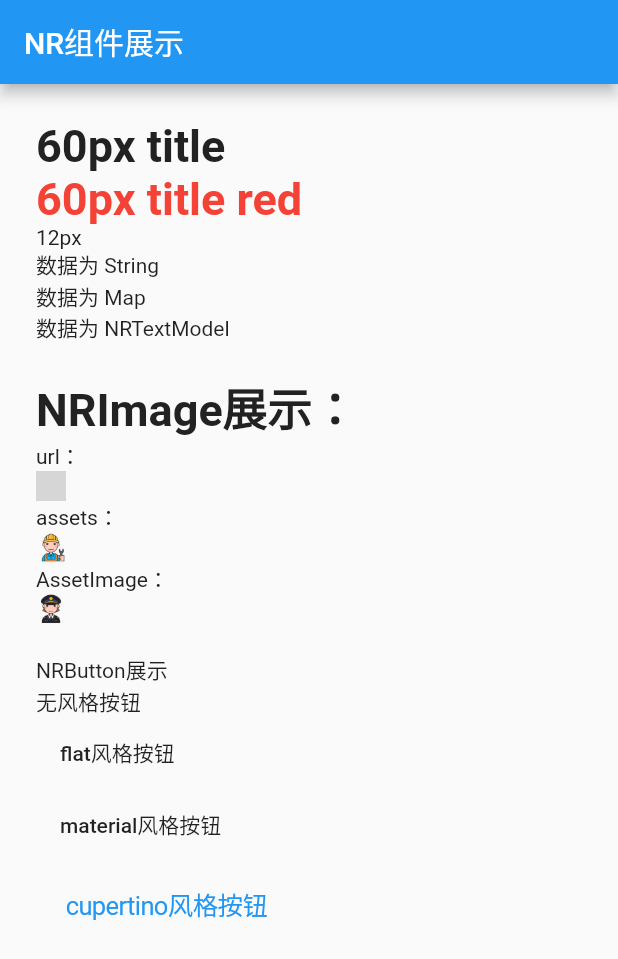
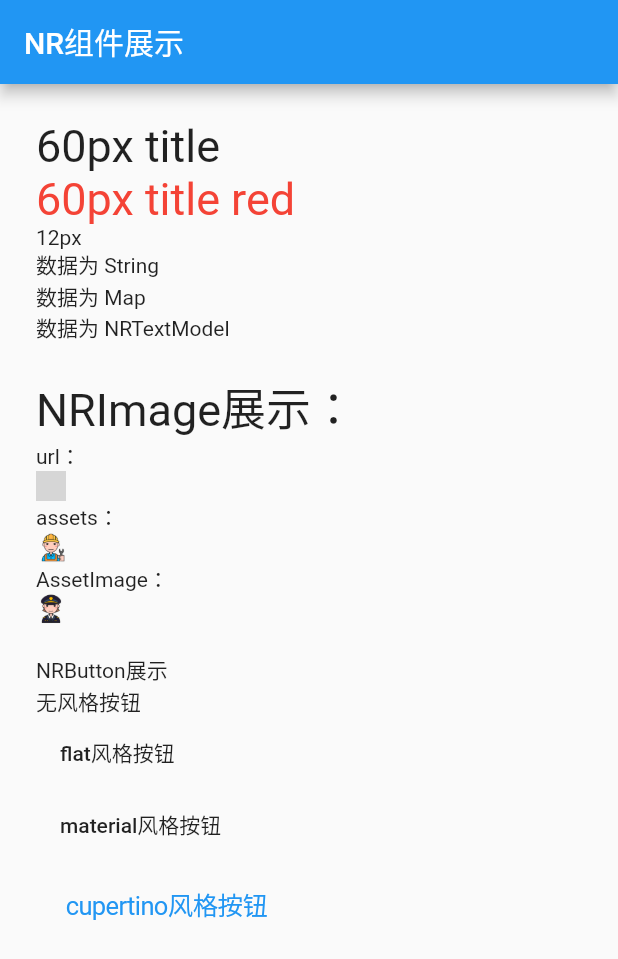
Before and after one commit to Zhayanyu/flutter_util, a Flutter app: the screen it shows after launch, on a phone screen of 412 x 824 dp. Shown: the top 959 px of the screen. Run offline on Flutter 3.47's test engine with Material 2 defaults, Android fonts, the phone set to English and light mode, and no system bars; drawn by our look-alikes of cached_network_image; generated files the repository leaves out were written again; network calls fail; grey boxes are pictures that could not be loaded.

Commit message:
flutter_util 0.1.3版本

```diff
--- a/example/lib/main.dart
+++ b/example/lib/main.dart
@@ -34,7 +34,7 @@ class _MyAppState extends State<MyApp> {
                 crossAxisAlignment: CrossAxisAlignment.start,
                 children: <Widget>[
                   NRText.title('60px title'),
-                  NRText.title('60px title red',textStyle: TextStyle(color: Colors.red),),
+                  NRText.title('60px title red',style: TextStyle(color: Colors.red),),
                   NRText.body1('12px'),
                   NRText('数据为 String'),
                   NRText({'text': '数据为 Map'}),
@@ -66,10 +66,10 @@ class _MyAppState extends State<MyApp> {
                       child: NRText('material风格按钮'),
                       onPressed: () {},
                       model: NRButtonModel(type: ButtonStyleType.material)),
-                  NRButton(
+                  NRButton.cupertino(
                       child: NRText('cupertino风格按钮'),
                       onPressed: () {},
-                      model: NRButtonModel(type: ButtonStyleType.cupertino)),
+                  ),
                 ],
               ),
             ),
--- a/lib/src/models/button_model.dart
+++ b/lib/src/models/button_model.dart
@@ -15,7 +15,7 @@ enum ButtonStyleType {
 
 @JsonSerializable(includeIfNull: false)
 class NRButtonModel {
-  NRButtonModel({
+  const NRButtonModel({
     this.type,
     this.minSize,
     this.pressedOpacity,
--- a/lib/src/models/text_model.dart
+++ b/lib/src/models/text_model.dart
@@ -17,7 +17,7 @@ class NRTextModel {
   const NRTextModel({
     this.text,
     this.textStyleType,
-    this.textStyle,
+    this.style,
     this.textAlign,
     this.textDirection,
     this.overflow,
@@ -35,7 +35,7 @@ class NRTextModel {
   final String text;
 
   @JsonKey(fromJson: NRConvert.parseTextStyle, toJson: NRConvert.textStyleToJson)
-  final TextStyle textStyle;
+  final TextStyle style;
 
   @JsonKey(fromJson: NRConvert.parseTextAlign, toJson: NRConvert.textAlignToJson)
   final TextAlign textAlign;
@@ -68,14 +68,14 @@ class NRTextModel {
   @JsonKey(fromJson: NRConvert.parseBorderRadius, toJson: NRConvert.borderRadiusToJson)
   final BorderRadius borderRadius;
 
-  @JsonKey(fromJson: NRConvert.parseColor, toJson: NRConvert.colorToString)
+  @JsonKey(fromJson: NRConvert.parseColor, toJson: NRConvert.colorToInt)
   final Color backgroundColor;
 
 
   NRTextModel copyWith({
     String text,
     TextStyleType textStyleType,
-    TextStyle textStyle,
+    TextStyle style,
     TextAlign textAlign,
     TextDirection textDirection,
     TextOverflow overflow,
@@ -92,7 +92,7 @@ class NRTextModel {
     return NRTextModel(
       text: text ?? this.text,
       textStyleType: textStyleType ?? this.textStyleType,
-      textStyle: this.textStyle != null ? this.textStyle.merge(textStyle) : textStyle,
+      style: this.style != null ? this.style.merge(style) : style,
       textAlign: textAlign ?? this.textAlign,
       textDirection: textDirection ?? this.textDirection,
       overflow: overflow ?? this.overflow,
@@ -114,7 +114,7 @@ class NRTextModel {
     return copyWith(
       text: other.text,
       textStyleType: other.textStyleType,
-      textStyle: other.textStyle,
+      style: other.style,
       textAlign: other.textAlign,
       textDirection: other.textDirection,
       overflow: other.overflow,
--- a/lib/src/utils/convert.dart
+++ b/lib/src/utils/convert.dart
@@ -199,12 +199,22 @@ class NRConvert {
     return enumValueToString(alignment);
   }
 
-  static TextStyle parseTextStyle(var value) {
-    return TextStyle();
+  static TextStyle parseTextStyle(Map value) {
+    if(value is Map){
+      return TextStyle(
+        fontWeight: parseFontWeight(value['fontWeight']),
+        fontSize: parseDouble(value['fontSize'],12.0),
+        color: parseColor(value['color']),
+      );
+    }
   }
 
   static Map textStyleToJson(TextStyle textStyle) {
-    return {};
+    return {
+      'fontWeight': parseInt(textStyle.fontWeight),
+      'fontSize':textStyle.fontSize,
+      'color':colorToInt(textStyle.color),
+    };
   }
 
   static TextAlign parseTextAlign(var value) {
@@ -420,8 +430,8 @@ class NRConvert {
     return Color(value);
   }
 
-  static String colorToString(Color color) {
-    return color.toString();
+  static int colorToInt(Color color) {
+    return color.value;
   }
 
   static double parseAutoFontSize(double value) {
--- a/lib/src/widgets/button.dart
+++ b/lib/src/widgets/button.dart
@@ -8,13 +8,29 @@ class NRButton extends StatelessWidget {
     @required this.child,
     @required this.onPressed,
     @required this.model,
-  }) : super(key: key);
+  }) :  _defaultModel=null,
+        super(key: key);
+
+  const NRButton.cupertino({
+    Key key,
+    @required this.child,
+    @required this.onPressed,
+    this.model,
+  }) :
+        _defaultModel= const NRButtonModel(
+          type: ButtonStyleType.cupertino,
+          padding: EdgeInsets.only(),
+          minSize: 20.0,
+          pressedOpacity: 0.7,
+        ),
+        super(key: key);
 
   final Widget child;
 
   final VoidCallback onPressed;
 
   final NRButtonModel model;
+  final NRButtonModel _defaultModel;
 
   @override
   Widget build(BuildContext context) {
@@ -38,7 +54,7 @@ class NRButton extends StatelessWidget {
         }
       default:
         {
-          return buildButton(context,currentModel);
+          return buildCupertinoButton(context,currentModel);
         }
     }
   }
@@ -72,6 +88,7 @@ class NRButton extends StatelessWidget {
   }
 
   NRButtonModel getCurrentButtonModel() {
-    return this.model;
+    NRButtonModel model = _defaultModel ?? NRButtonModel();
+    return model.merge(this.model);
   }
 }
--- a/lib/src/widgets/text.dart
+++ b/lib/src/widgets/text.dart
@@ -2,47 +2,37 @@ import 'package:flutter/material.dart';
 import '../models/text_model.dart';
 
 class NRText extends StatelessWidget {
-  const NRText(this.data, {Key key, this.textStyle,this.model}) :
+  const NRText(this.data, {Key key, this.style, this.model})
+      : _defaultModel = null,
         super(key: key);
 
-  const NRText.data(this.data, {Key key,this.textStyle, this.model}) :
+  const NRText.data(this.data, {Key key, this.style, this.model})
+      : _defaultModel = null,
         super(key: key);
 
-  const NRText.title(this.data, {Key key,this.textStyle})
-      : this.model = const NRTextModel(
-            textStyle: TextStyle(
-          fontSize: 30,
-          fontWeight: FontWeight.w600,
-          color: Color(0xFF222222),
-        )),
+  const NRText.title(this.data, {Key key, this.style, this.model})
+      : _defaultModel = const NRTextModel(
+          style: TextStyle(fontSize: 30.0),
+        ),
         super(key: key);
 
-  const NRText.subTitle(this.data, {Key key, this.model,this.textStyle}) : super(key: key);
-
-  const NRText.display1(this.data, {Key key, this.model,this.textStyle}) : super(key: key);
-
-  const NRText.display2(this.data, {Key key, this.model,this.textStyle}) : super(key: key);
-
-  const NRText.display3(this.data, {Key key, this.model,this.textStyle}) : super(key: key);
-
-  const NRText.body1(this.data, {Key key,this.textStyle})
-      : this.model = const NRTextModel(
-            textStyle: TextStyle(
-          fontSize: 14,
-          fontWeight: FontWeight.w400,
-          color: Color(0xFF222222),
-        )),
+  const NRText.body1(this.data, {Key key, this.style, this.model})
+      : _defaultModel = const NRTextModel(
+          style: TextStyle(fontSize: 14.0),
+        ),
         super(key: key);
 
-  const NRText.body2(this.data, {Key key, this.model,this.textStyle}) : super(key: key);
-
-  /// data支持的类型[String,Map,List,NRTextModel]
+  /// data支持的类型[String,Map,List,NRTe
+  ///
+  ///
+  /// xtModel]
   /// 默认 null.
   final data; //原则上 data > model > defaultModel
 
-  final TextStyle textStyle;
+  final TextStyle style;
 
   final NRTextModel model;
+  final NRTextModel _defaultModel;
 
   @override
   Widget build(BuildContext context) {
@@ -67,7 +57,7 @@ class NRText extends StatelessWidget {
   Widget _buildText(BuildContext context, NRTextModel model) {
     return Text(
       model.text,
-      style: model.textStyle,
+      style: model.style,
       maxLines: model.maxLines,
       textAlign: model.textAlign,
       textDirection: model.textDirection,
@@ -77,9 +67,9 @@ class NRText extends StatelessWidget {
   }
 
   NRTextModel getCurrentTextModel() {
-    NRTextModel model = NRTextModel(
-      textStyle: this.textStyle ?? const TextStyle()
-    );
+    NRTextModel model = _defaultModel ?? NRTextModel();
+    model = model.copyWith(style: this.style ?? TextStyle());
+
     if (this.data is String) {
       model = model.copyWith(text: this.data);
     } else if (this.data is Map) {
```
Also changed, not shown: pubspec.yaml (+4 -4 lines), example/pubspec.lock, lib/src/models/text_model.g.dart, pubspec.lock, 4 other files.
